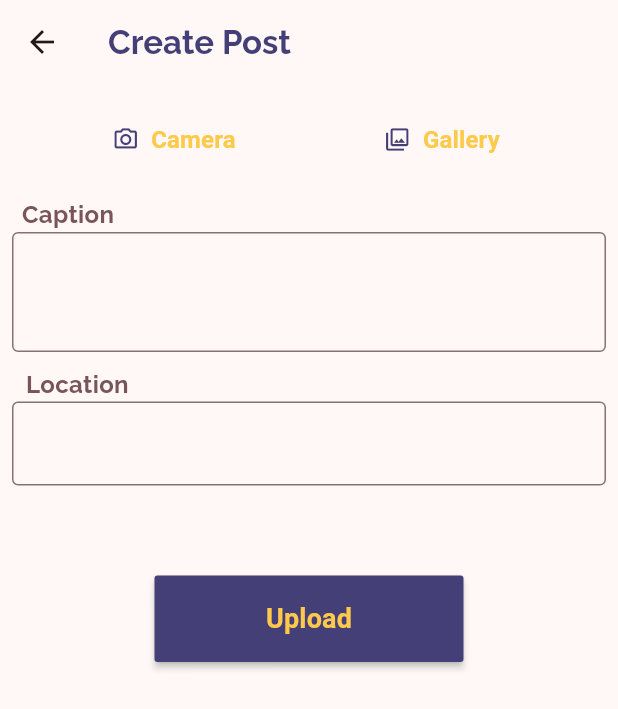
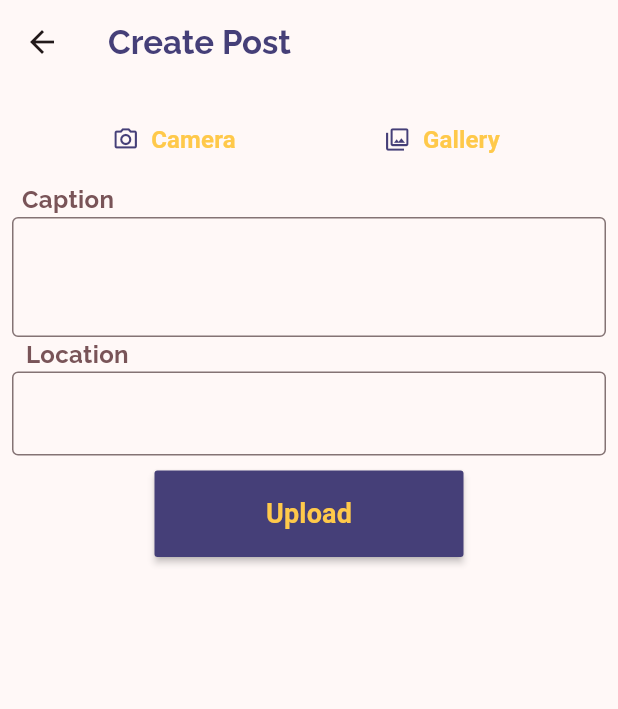
Before and after one commit to nithaparveen/social_media_application, a Flutter app: the PostDataScreen screen opened directly, after a tap on "Upload", on a phone screen of 412 x 824 dp. Shown: the top 709 px of the screen. Run offline on Flutter 3.47's test engine with Material 3 defaults, Android fonts, the phone set to English and light mode, and no system bars; our stand-ins replace flashy_tab_bar2, google_fonts, image_picker, shared_preferences; accounts and stored records are empty; network calls fail.

```diff
--- a/lib/main.dart
+++ b/lib/main.dart
@@ -6,6 +6,7 @@ import 'package:socialmedia/presentation/bottom_navigation_screen/view/bottom_na
 import 'package:socialmedia/presentation/login_screen/controller/login_controller.dart';
 import 'package:socialmedia/presentation/login_screen/view/login_screen.dart';
 import 'package:socialmedia/presentation/news_screen/controller/news_controller.dart';
+import 'package:socialmedia/presentation/post_screen/controller/post_controller.dart';
 import 'package:socialmedia/presentation/profile_screen/controller/profile_controller.dart';
 import 'package:socialmedia/presentation/registration_screen/controller/registration_controller.dart';
 import 'package:socialmedia/presentation/registration_screen/view/registration_screen.dart';
@@ -18,6 +19,7 @@ void main() {
     ChangeNotifierProvider(create: (context) => loginController()),
     ChangeNotifierProvider(create: (context) => RegistrationController()),
     ChangeNotifierProvider(create: (context) => ProfileController()),
+    ChangeNotifierProvider(create: (context) => PostController()),
   ], child: const MyApp()));
 }
 
--- a/lib/presentation/edit_profile_screen/view/edit_profile_screen.dart
+++ b/lib/presentation/edit_profile_screen/view/edit_profile_screen.dart
@@ -103,7 +103,7 @@ class _EditProfileScreenState extends State<EditProfileScreen> {
                           border: OutlineInputBorder(
                               borderSide: BorderSide(width: .1))),
                     ),
-                    SizedBox(height: 30),
+                    SizedBox(height: 20),
                     Row(
                       mainAxisAlignment: MainAxisAlignment.spaceAround,
                       children: [
--- /dev/null
+++ b/lib/presentation/post_screen/controller/post_controller.dart
@@ -0,0 +1,76 @@
+import 'dart:convert';
+import 'dart:developer';
+import 'dart:io';
+
+import 'package:flutter/material.dart';
+import 'package:http/http.dart' as http;
+import 'package:shared_preferences/shared_preferences.dart';
+import 'package:socialmedia/app_config/app_config.dart';
+import 'package:socialmedia/presentation/bottom_navigation_screen/view/bottom_navigation_screen.dart';
+
+import '../../../core/utils/app_utils.dart';
+
+class PostController extends ChangeNotifier {
+  Future<String?> getAccessToken() async {
+    SharedPreferences sharedPreferences = await SharedPreferences.getInstance();
+    String? tokenJsonString = sharedPreferences.getString(AppConfig.loginData);
+    if (tokenJsonString != null) {
+      Map<String, dynamic> tokenData = jsonDecode(tokenJsonString);
+      String? accessToken = tokenData['data']['access'];
+      return accessToken;
+    }
+    return null;
+  }
+
+  Future<void> onCreatePost(BuildContext context, File? image, String caption,
+      String location) async {
+    try {
+      String? accessToken = await getAccessToken();
+      var imageUrl = "${AppConfig.baseurl}create-post/";
+      onUploadImage(imageUrl, image, caption, location, accessToken)
+          .then((value) {
+        log("${value.statusCode}");
+        if (value.statusCode == 200 || value.statusCode == 201) {
+          Navigator.push(
+              context,
+              MaterialPageRoute(
+                builder: (context) => BottomNavBar(),
+              ));
+        } else {
+          var message = jsonDecode(value.body)["msg"];
+          AppUtils.oneTimeSnackBar(message, context: context);
+        }
+      });
+    } catch (e) {
+      log("$e");
+    }
+  }
+
+  Future<http.Response> onUploadImage(String url, File? selectedImage,
+      String caption, String location, String? accessToken) async {
+    var request = http.MultipartRequest('POST', Uri.parse(url));
+    Map<String, String> headers = {
+      "Content-type": "multipart/form-data",
+      "Authorization": "Bearer $accessToken"
+    };
+    if (selectedImage != null) {
+      print("Image file size: ${selectedImage.lengthSync()} bytes <<<<<<<<<<<");
+      // var request = http.MultipartRequest('POST', Uri.parse(url));
+
+      // Add image file to the request
+      request.files.add(
+        await http.MultipartFile.fromPath(
+          'image',
+          selectedImage.path,
+        ),
+      );
+    }
+    request.fields['caption'] = caption;
+    request.fields['location'] = location;
+
+    request.headers.addAll(headers);
+    log("request : " + request.toString());
+    var res = await request.send();
+    return await http.Response.fromStream(res);
+  }
+}
--- a/lib/presentation/post_screen/view/post_screen.dart
+++ b/lib/presentation/post_screen/view/post_screen.dart
@@ -1,9 +1,32 @@
+import 'dart:io';
+
 import 'package:flutter/material.dart';
+import 'package:image_picker/image_picker.dart';
+import 'package:provider/provider.dart';
 import 'package:socialmedia/core/constants/colors.dart';
 import 'package:socialmedia/core/constants/text_styles.dart';
+import 'package:socialmedia/presentation/post_screen/controller/post_controller.dart';
 
-class PostDataScreen extends StatelessWidget {
+class PostDataScreen extends StatefulWidget {
   const PostDataScreen({super.key});
+
+  @override
+  State<PostDataScreen> createState() => _PostDataScreenState();
+}
+
+class _PostDataScreenState extends State<PostDataScreen> {
+  File? image;
+  var locationController = TextEditingController();
+  var captionController = TextEditingController();
+
+  Future<void> _getImage(ImageSource source) async {
+    final pickedFile = await ImagePicker().pickImage(source: source);
+    if (pickedFile != null) {
+      setState(() {
+        image = File(pickedFile.path);
+      });
+    }
+  }
 
   @override
   Widget build(BuildContext context) {
@@ -17,6 +40,7 @@ class PostDataScreen extends StatelessWidget {
       body: Padding(
         padding: const EdgeInsets.all(8.0),
         child: SingleChildScrollView(
+          child: Expanded(
             child: Column(
               children: [
                 Row(
@@ -27,7 +51,7 @@ class PostDataScreen extends StatelessWidget {
                         height: size.height * .07,
                         onPressed: () {},
                         child: TextButton.icon(
-                        onPressed: () {},
+                          onPressed: () => _getImage(ImageSource.camera),
                           icon: Icon(
                             Icons.camera_alt_outlined,
                             color: ColorTheme.blue,
@@ -43,7 +67,7 @@ class PostDataScreen extends StatelessWidget {
                         height: size.height * .07,
                         onPressed: () {},
                         child: TextButton.icon(
-                        onPressed: () {},
+                          onPressed: () => _getImage(ImageSource.gallery),
                           icon: Icon(
                             Icons.photo_library_outlined,
                             color: ColorTheme.blue,
@@ -56,41 +80,58 @@ class PostDataScreen extends StatelessWidget {
                         ))
                   ],
                 ),
-              SizedBox(
-                height: 10,
+                if (image != null)
+                  Container(
+                    decoration: BoxDecoration(border: Border.all()),
+                    margin: EdgeInsets.symmetric(vertical: 20),
+                    height: 150,
+                    width: 200,
+                    child: Image.file(
+                      image!,
+                      fit: BoxFit.cover,
+                    ),
                   ),
                 Padding(
-                padding:  EdgeInsets.only(right: size.width*.78),
+                  padding: EdgeInsets.only(right: size.width * .78),
                   child: Text(
                     "Caption",
                     style: GLTextStyles.ralewayStyl(color: ColorTheme.brown),
                   ),
                 ),
                 TextField(
+                  controller: captionController,
                   decoration: InputDecoration(
                       border:
                           OutlineInputBorder(borderSide: BorderSide(width: .1))),
                   maxLines: 2,
                 ),
-              SizedBox(height: 10),
                 Padding(
-                padding:  EdgeInsets.only(right: size.width*.75),
+                  padding: EdgeInsets.only(right: size.width * .75),
                   child: Text(
                     "Location",
                     style: GLTextStyles.ralewayStyl(color: ColorTheme.brown),
                   ),
                 ),
                 TextField(
+                  controller: locationController,
                   decoration: InputDecoration(
                       border:
                           OutlineInputBorder(borderSide: BorderSide(width: .1))),
                 ),
-              SizedBox(height: 60),
+                SizedBox(height: 10),
                 MaterialButton(
                     color: ColorTheme.blue,
                     minWidth: size.width * .5,
                     height: size.height * .07,
-                  onPressed: () {},
+                    onPressed: () {
+                      Provider.of<PostController>(context, listen: false)
+                          .onCreatePost(
+                              context,
+                              image,
+                              captionController.text.trim(),
+                      locationController.text.trim());
+
+                    },
                     child: Text(
                       "Upload",
                       style: GLTextStyles.leagueSpartan(
@@ -100,6 +141,7 @@ class PostDataScreen extends StatelessWidget {
             ),
           ),
         ),
+      ),
     );
   }
 }
--- a/lib/presentation/splash_screen/view/splash_screen.dart
+++ b/lib/presentation/splash_screen/view/splash_screen.dart
@@ -26,6 +26,7 @@ class _SplashScreenState extends State<SplashScreen> {
 
   @override
   void initState() {
+    checkLoggedIn();
     Timer(Duration(seconds: 3), () {
       if (_logged == true) {
         Navigator.pushAndRemoveUntil(
```
Also changed, not shown: lib/repository/api/post_screen/service/post_service.dart (added, +20 -0 lines). Lines whose indentation alone changed are shown as unchanged.
